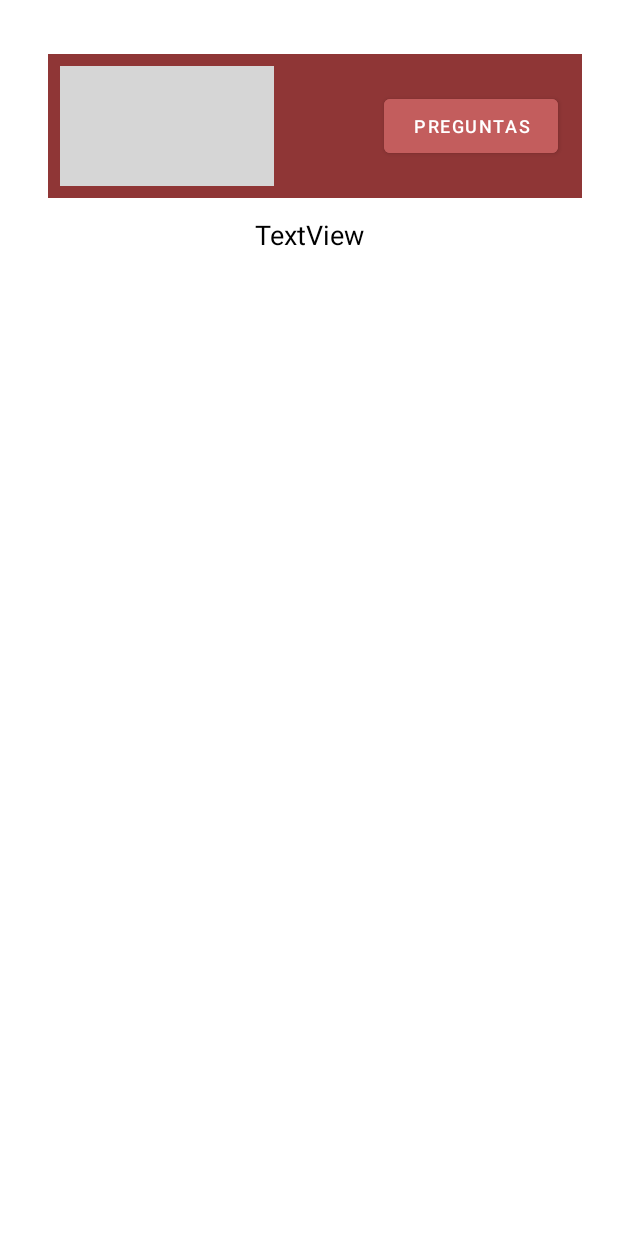
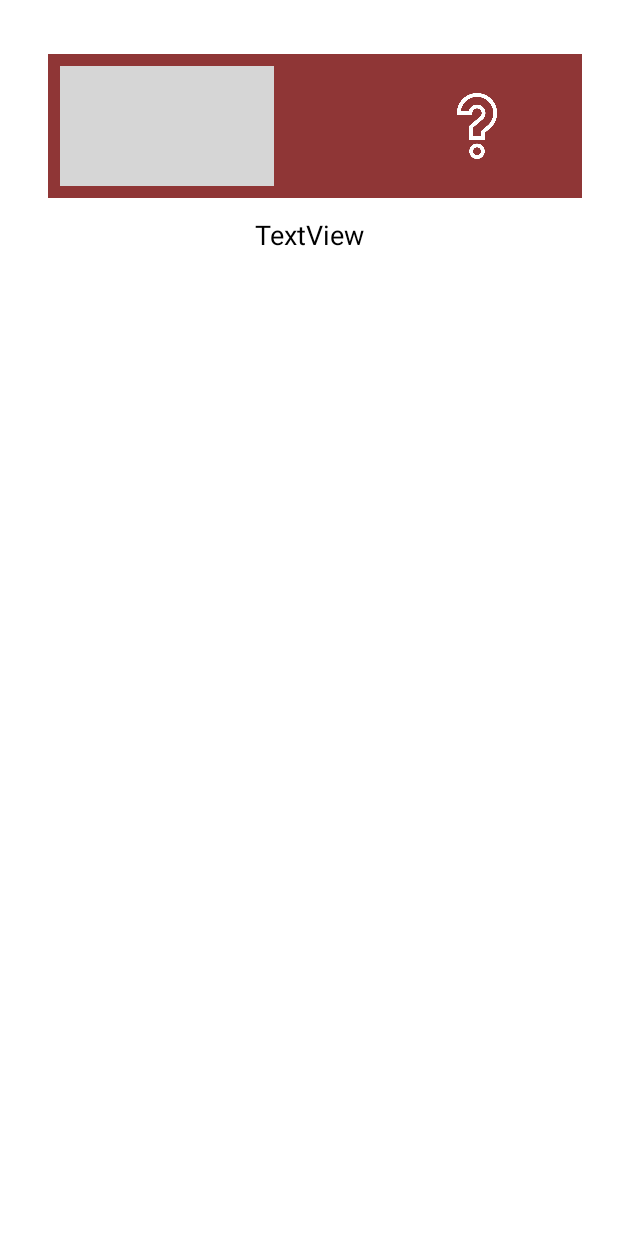
Before and after one commit to terri-ale/QuiZoo, an Android app: the layout item_recycler_cards.xml on its own in the app's theme, with its tools: preview values and no code run, on a phone screen of 412 x 824 dp. Run offline under Robolectric (Android 15) with nearby library versions, the phone set to English and light mode, and no system bars; Roboto replaces fonts that are not available here; grey boxes are pictures that could not be loaded.

Commit message:
Icono Questions actualizado

```diff
--- a/app/src/main/java/com/example/quizoo/view/adapter/AdminCardsAdapter.java
+++ b/app/src/main/java/com/example/quizoo/view/adapter/AdminCardsAdapter.java
@@ -6,6 +6,7 @@ import android.view.LayoutInflater;
 import android.view.View;
 import android.view.ViewGroup;
 import android.widget.Button;
+import android.widget.ImageButton;
 import android.widget.ImageView;
 import android.widget.TextView;
 import android.widget.Toast;
@@ -30,7 +31,7 @@ public class AdminCardsAdapter extends RecyclerView.Adapter<AdminCardsAdapter.Vi
     private OnCardClickListener listener;
 
 
-    public AdminCardsAdapter(List<Card> cardList, Activity activity, OnCardClickListener listener) {
+    public AdminCardsAdapter(List<Card> cardList, Activity activity, OnCardClickListener listener){
         this.cardList = cardList;
         this.activity = activity;
         this.listener = listener;
@@ -38,7 +39,7 @@ public class AdminCardsAdapter extends RecyclerView.Adapter<AdminCardsAdapter.Vi
 
     @NonNull
     @Override
-    public ViewHolder onCreateViewHolder(@NonNull ViewGroup parent, int viewType) {
+    public ViewHolder onCreateViewHolder(@NonNull ViewGroup parent, int viewType){
         View vista = LayoutInflater.from(parent.getContext()).inflate(R.layout.item_recycler_cards, parent, false);
         ViewHolder holder = new ViewHolder(vista);
         //viewModel = new ViewModelProvider((ViewModelStoreOwner) activity).get(ViewModelActivity.class);
@@ -46,7 +47,7 @@ public class AdminCardsAdapter extends RecyclerView.Adapter<AdminCardsAdapter.Vi
     }
 
     @Override
-    public void onBindViewHolder(@NonNull ViewHolder holder, int position) {
+    public void onBindViewHolder(@NonNull ViewHolder holder, int position){
                 holder.tvAnimalName.setText(cardList.get(position).getName());
 
         try {
@@ -82,7 +83,7 @@ public class AdminCardsAdapter extends RecyclerView.Adapter<AdminCardsAdapter.Vi
     public class ViewHolder extends RecyclerView.ViewHolder{
         TextView tvAnimalName;
         ImageView imgAnimal;
-        Button btPreguntas;
+        ImageButton btPreguntas;
         ConstraintLayout constraintLayout;
         public ViewHolder(@NonNull View itemView) {
             super(itemView);
--- a/app/src/main/java/com/example/quizoo/view/fragment/GameFragment.java
+++ b/app/src/main/java/com/example/quizoo/view/fragment/GameFragment.java
@@ -746,6 +746,8 @@ public class GameFragment extends Fragment {
 
 
 
+
+
     }
 
 
--- a/app/src/main/res/layout/item_recycler_cards.xml
+++ b/app/src/main/res/layout/item_recycler_cards.xml
@@ -50,26 +50,30 @@
             app:layout_constraintTop_toTopOf="parent"
             tools:srcCompat="@tools:sample/avatars" />
 
-        <Button
-            android:id="@+id/btVerPreguntas"
-            android:layout_width="0dp"
-            android:layout_height="wrap_content"
-            android:layout_marginStart="8dp"
-            android:layout_marginEnd="16dp"
-            android:backgroundTint="#C35D5D"
-            android:text="Preguntas"
-            android:textSize="12sp"
-            app:layout_constraintBottom_toBottomOf="parent"
-            app:layout_constraintEnd_toEndOf="parent"
-            app:layout_constraintStart_toStartOf="@+id/guideline63"
-            app:layout_constraintTop_toTopOf="parent" />
-
         <androidx.constraintlayout.widget.Guideline
             android:id="@+id/guideline63"
             android:layout_width="wrap_content"
             android:layout_height="wrap_content"
             android:orientation="vertical"
             app:layout_constraintGuide_begin="216dp" />
+
+        <ImageButton
+            android:id="@+id/btVerPreguntas"
+            android:layout_width="0dp"
+            android:layout_height="0dp"
+            android:layout_marginStart="16dp"
+            android:layout_marginTop="16dp"
+            android:layout_marginEnd="16dp"
+            android:layout_marginBottom="16dp"
+            android:backgroundTint="#00FFFFFF"
+            android:scaleType="fitCenter"
+            android:tint="#FFFFFF"
+            app:layout_constraintBottom_toBottomOf="parent"
+            app:layout_constraintEnd_toEndOf="parent"
+            app:layout_constraintStart_toStartOf="@+id/guideline63"
+            app:layout_constraintTop_toTopOf="parent"
+            app:srcCompat="@drawable/question" />
+
     </androidx.constraintlayout.widget.ConstraintLayout>
 
     <TextView
```
Also changed, not shown: app/src/main/res/drawable/question.png (added).
